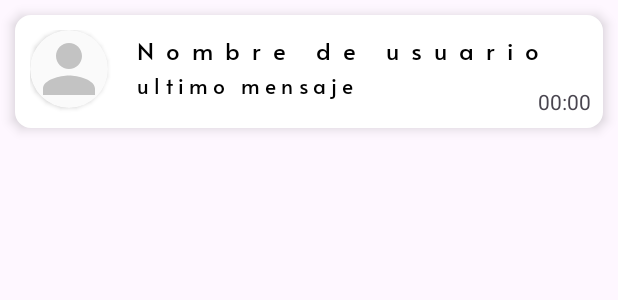
After one commit to M4n-Co/EasyChat, an Android app: the layout item_chat.xml on its own in the app's theme, with its tools: preview values and no code run, on a phone screen of 412 x 824 dp. The commit adds this screen. Shown: the top 300 px of the screen. Run offline under Robolectric (Android 15) with nearby library versions, the phone set to English and light mode, and no system bars.

Commit message:
listado de chats completado

```diff
--- a/app/src/main/java/com/example/easychat/chat/activity/ChatActivity.kt
+++ b/app/src/main/java/com/example/easychat/chat/activity/ChatActivity.kt
@@ -114,6 +114,7 @@ class ChatActivity : AppCompatActivity() {
 
         mChatroomModel?.lastMessageTimestamp = Timestamp.now()
         mChatroomModel?.lastMessageSenderId = FirebaseUtil().currentUserId()
+        mChatroomModel?.lastMessage = message
         FirebaseUtil().getChatroomReference(mChatroomId).set(mChatroomModel!!)
 
         val chatMessageModel = ChatMessageModel(
--- a/app/src/main/java/com/example/easychat/chat/adapter/ChatAdapter.kt
+++ b/app/src/main/java/com/example/easychat/chat/adapter/ChatAdapter.kt
@@ -10,7 +10,7 @@ import com.firebase.ui.firestore.FirestoreRecyclerOptions
 class ChatAdapter(options : FirestoreRecyclerOptions<ChatMessageModel>) :
     FirestoreRecyclerAdapter<ChatMessageModel, ChatViewHolder>(options){
     override fun onCreateViewHolder(parent: ViewGroup, viewType: Int): ChatViewHolder {
-        val view = LayoutInflater.from(parent.context).inflate(R.layout.item_chat_message, parent, false)
+        val view = LayoutInflater.from(parent.context).inflate(R.layout.item_chatroom_messages, parent, false)
         return ChatViewHolder(view)
     }
 
--- a/app/src/main/java/com/example/easychat/chat/adapter/ChatViewHolder.kt
+++ b/app/src/main/java/com/example/easychat/chat/adapter/ChatViewHolder.kt
@@ -4,11 +4,11 @@ import android.view.View
 import androidx.core.view.isVisible
 import androidx.recyclerview.widget.RecyclerView
 import com.example.easychat.chat.model.ChatMessageModel
-import com.example.easychat.databinding.ItemChatMessageBinding
+import com.example.easychat.databinding.ItemChatroomMessagesBinding
 import com.example.easychat.utils.FirebaseUtil
 
 class ChatViewHolder(view: View) : RecyclerView.ViewHolder(view){
-    private val binding = ItemChatMessageBinding.bind(view)
+    private val binding = ItemChatroomMessagesBinding.bind(view)
 
     fun bind(chatMessageModel: ChatMessageModel){
         if (chatMessageModel.senderId == FirebaseUtil().currentUserId()){
--- a/app/src/main/java/com/example/easychat/chat/model/ChatroomModel.kt
+++ b/app/src/main/java/com/example/easychat/chat/model/ChatroomModel.kt
@@ -7,5 +7,5 @@ data class ChatroomModel(
     val userIds : List<String?>? = null,
     var lastMessageTimestamp: Timestamp? = null,
     var lastMessageSenderId : String?= null,
-    val lastMessage : String? = null
+    var lastMessage : String? = null
 )
--- /dev/null
+++ b/app/src/main/res/layout/item_chat.xml
@@ -0,0 +1,53 @@
+<?xml version="1.0" encoding="utf-8"?>
+<androidx.constraintlayout.widget.ConstraintLayout xmlns:android="http://schemas.android.com/apk/res/android"
+    xmlns:app="http://schemas.android.com/apk/res-auto"
+    android:layout_width="match_parent"
+    android:layout_height="wrap_content"
+    xmlns:tools="http://schemas.android.com/tools"
+    android:layout_margin="10dp"
+    android:background="@drawable/edit_text_rounded"
+    android:elevation="5dp">
+
+    <include
+        layout="@layout/profile_pic_view"
+        android:id="@+id/inProfile"
+        android:layout_width="55dp"
+        android:layout_height="55dp"
+        android:layout_margin="10dp"
+        app:layout_constraintBottom_toBottomOf="parent"
+        app:layout_constraintStart_toStartOf="parent"
+        app:layout_constraintTop_toTopOf="parent"/>
+
+    <TextView
+        android:id="@+id/tvUsername"
+        android:layout_width="wrap_content"
+        android:layout_height="wrap_content"
+        android:layout_marginStart="16dp"
+        android:text="@string/username"
+        android:textAppearance="@style/body1"
+        app:layout_constraintStart_toEndOf="@id/inProfile"
+        app:layout_constraintTop_toTopOf="@+id/inProfile" />
+
+    <TextView
+        android:id="@+id/tvLastMessage"
+        android:layout_width="0dp"
+        android:layout_height="wrap_content"
+        android:layout_marginStart="16dp"
+        android:layout_marginEnd="8dp"
+        android:text="@string/last_message"
+        android:textAppearance="@style/body2"
+        app:layout_constraintEnd_toStartOf="@id/tvTime"
+        app:layout_constraintStart_toEndOf="@id/inProfile"
+        app:layout_constraintTop_toBottomOf="@id/tvUsername" />
+
+    <TextView
+        android:id="@+id/tvTime"
+        android:layout_width="wrap_content"
+        android:layout_height="wrap_content"
+        android:layout_marginEnd="8dp"
+        android:layout_marginBottom="8dp"
+        app:layout_constraintBottom_toBottomOf="parent"
+        app:layout_constraintEnd_toEndOf="parent"
+        tools:text="00:00" />
+
+</androidx.constraintlayout.widget.ConstraintLayout>
--- a/app/src/main/res/values/strings.xml
+++ b/app/src/main/res/values/strings.xml
@@ -16,9 +16,10 @@
     <string name="enter_username">Ingresa tu nombre de usuario de 5 a 10 caracteres</string>
     <string name="finish_signup">Finalizar</string>
     <string name="error_name">Nombre invalido</string>
-    <string name="me">(Yo)</string>
+    <string name="me">(Tu)</string>
     <string name="verification_error">Error de verificacion</string>
     <string name="code_sent">Codigo enviado</string>
     <string name="auth_error">Error de autentificacion</string>
+    <string name="last_message">ultimo mensaje</string>
 
 </resources>
```
Also changed, not shown: app/src/main/java/com/example/easychat/home/adapter/RecentChatsAdapter.kt (added, +26 -0 lines), app/src/main/java/com/example/easychat/home/adapter/RecentChatsViewHolder.kt (added, +50 -0 lines), app/src/main/java/com/example/easychat/home/fragments/ChatFragment.kt (+49 -4 lines), app/src/main/java/com/example/easychat/utils/FirebaseUtil.kt (+18 -0 lines), app/src/main/res/layout/fragment_chat.xml (+3 -7 lines), app/src/main/res/layout/item_chatroom_messages.xml (renamed from app/src/main/res/layout/item_chat_message.xml).
